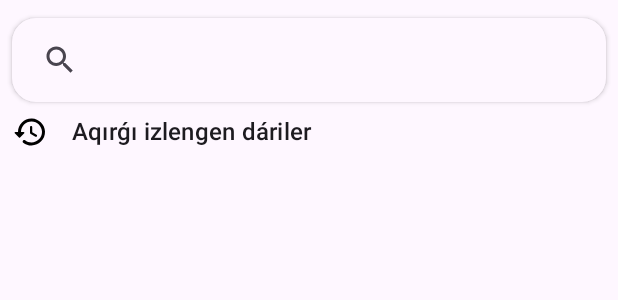
After one commit to theberdakh/Pharmacy, an Android app: the layout fragment_search.xml on its own in the app's theme, with its tools: preview values and no code run, on a phone screen of 412 x 824 dp. The commit adds this screen. Shown: the top 300 px of the screen. Run offline under Robolectric (Android 15) with nearby library versions, the phone set to English and light mode, and no system bars.

Commit message:
add search

```diff
--- a/app/src/main/java/com/theberdakh/pharmacy/data/JsonHelper.kt
+++ b/app/src/main/java/com/theberdakh/pharmacy/data/util/JsonHelper.kt
@@ -1,7 +1,8 @@
-package com.theberdakh.pharmacy.data
+package com.theberdakh.pharmacy.data.util
 
 import android.content.Context
 import com.google.gson.GsonBuilder
+import com.theberdakh.pharmacy.data.Medicine
 
 
 fun Context.jsonToString(name: String) = this.assets.open(name).bufferedReader().use { it.readText() }
--- a/app/src/main/java/com/theberdakh/pharmacy/home/MedicineAdapter.kt
+++ b/app/src/main/java/com/theberdakh/pharmacy/home/presentation/MedicineAdapter.kt
@@ -1,4 +1,4 @@
-package com.theberdakh.pharmacy.home
+package com.theberdakh.pharmacy.home.presentation
 
 import android.view.LayoutInflater
 import android.view.ViewGroup
--- a/app/src/main/java/com/theberdakh/pharmacy/home/PharmacyAdapter.kt
+++ b/app/src/main/java/com/theberdakh/pharmacy/home/presentation/PharmacyAdapter.kt
@@ -1,4 +1,4 @@
-package com.theberdakh.pharmacy.home
+package com.theberdakh.pharmacy.home.presentation
 
 import android.view.LayoutInflater
 import android.view.ViewGroup
@@ -10,7 +10,9 @@ import com.theberdakh.pharmacy.databinding.ItemPharmacyCompanyBinding
 
 
 
-class PharmacyAdapter(val onClick: (Pharmacy) -> Unit): ListAdapter<Pharmacy, PharmacyAdapter.PharmacyViewHolder>(PharmacyDiffUtil()) {
+class PharmacyAdapter(val onClick: (Pharmacy) -> Unit): ListAdapter<Pharmacy, PharmacyAdapter.PharmacyViewHolder>(
+    PharmacyDiffUtil()
+) {
 
 
 
--- a/app/src/main/java/com/theberdakh/pharmacy/main/MainActivity.kt
+++ b/app/src/main/java/com/theberdakh/pharmacy/main/MainActivity.kt
@@ -6,8 +6,6 @@ import androidx.appcompat.app.AppCompatActivity
 import androidx.core.view.ViewCompat
 import androidx.core.view.WindowInsetsCompat
 import com.theberdakh.pharmacy.R
-import com.theberdakh.pharmacy.data.convertJsonString
-import com.theberdakh.pharmacy.data.jsonToString
 import com.theberdakh.pharmacy.databinding.ActivityMainBinding
 
 class MainActivity : AppCompatActivity() {
--- /dev/null
+++ b/app/src/main/res/drawable/round_history_24.xml
@@ -0,0 +1,5 @@
+<vector xmlns:android="http://schemas.android.com/apk/res/android" android:height="24dp" android:tint="#000000" android:viewportHeight="24" android:viewportWidth="24" android:width="24dp">
+
+    <path android:fillColor="@android:color/white" android:pathData="M13.26,3C8.17,2.86 4,6.95 4,12L2.21,12c-0.45,0 -0.67,0.54 -0.35,0.85l2.79,2.8c0.2,0.2 0.51,0.2 0.71,0l2.79,-2.8c0.31,-0.31 0.09,-0.85 -0.36,-0.85L6,12c0,-3.9 3.18,-7.05 7.1,-7 3.72,0.05 6.85,3.18 6.9,6.9 0.05,3.91 -3.1,7.1 -7,7.1 -1.61,0 -3.1,-0.55 -4.28,-1.48 -0.4,-0.31 -0.96,-0.28 -1.32,0.08 -0.42,0.42 -0.39,1.13 0.08,1.49C9,20.29 10.91,21 13,21c5.05,0 9.14,-4.17 9,-9.26 -0.13,-4.69 -4.05,-8.61 -8.74,-8.74zM12.75,8c-0.41,0 -0.75,0.34 -0.75,0.75v3.68c0,0.35 0.19,0.68 0.49,0.86l3.12,1.85c0.36,0.21 0.82,0.09 1.03,-0.26 0.21,-0.36 0.09,-0.82 -0.26,-1.03l-2.88,-1.71v-3.4c0,-0.4 -0.34,-0.74 -0.75,-0.74z"/>
+
+</vector>
--- a/app/src/main/res/layout/fragment_main.xml
+++ b/app/src/main/res/layout/fragment_main.xml
@@ -16,6 +16,7 @@
 
 
    <com.google.android.material.bottomnavigation.BottomNavigationView
+       android:id="@+id/bottom_nav"
        android:layout_width="match_parent"
        android:layout_height="wrap_content"
        android:layout_gravity="bottom"
--- /dev/null
+++ b/app/src/main/res/layout/fragment_search.xml
@@ -0,0 +1,52 @@
+<?xml version="1.0" encoding="utf-8"?>
+<androidx.core.widget.NestedScrollView xmlns:android="http://schemas.android.com/apk/res/android"
+    android:layout_width="match_parent"
+    android:layout_height="match_parent"
+    xmlns:app="http://schemas.android.com/apk/res-auto">
+
+    <LinearLayout
+        android:layout_width="match_parent"
+        android:layout_height="match_parent"
+        android:orientation="vertical">
+
+
+        <LinearLayout
+            android:layout_width="match_parent"
+            android:layout_height="wrap_content"
+            android:layout_marginHorizontal="8dp"
+            android:layout_marginTop="12dp"
+            android:elevation="2dp"
+            android:background="@drawable/shape_corner">
+
+            <SearchView
+                android:layout_width="match_parent"
+                android:iconifiedByDefault="false"
+                android:queryBackground="@null"
+                android:layout_height="56dp"/>
+
+        </LinearLayout>
+
+
+
+
+        <TextView
+            android:layout_width="match_parent"
+            android:layout_height="wrap_content"
+            android:padding="8dp"
+            android:textAppearance="?textAppearanceTitleMedium"
+            android:text="Aqırǵı izlengen dáriler"
+            android:drawablePadding="16dp"
+            app:drawableStartCompat="@drawable/round_history_24" />
+
+
+        <androidx.recyclerview.widget.RecyclerView
+            android:id="@+id/recycler_search"
+            android:layout_width="match_parent"
+            android:layout_height="wrap_content"
+            app:layoutManager="androidx.recyclerview.widget.LinearLayoutManager"/>
+
+
+
+    </LinearLayout>
+
+</androidx.core.widget.NestedScrollView>
```
Also changed, not shown: app/src/main/java/com/theberdakh/pharmacy/data/MedicineRepository.kt (added, +26 -0 lines), app/src/main/java/com/theberdakh/pharmacy/data/Pharmacy.kt (+0 -21 lines), app/src/main/java/com/theberdakh/pharmacy/home/HomeFragment.kt (+5 -8 lines), app/src/main/java/com/theberdakh/pharmacy/main/MainFragment.kt (+14 -0 lines), app/src/main/java/com/theberdakh/pharmacy/search/SearchFragment.kt (added, +41 -0 lines), app/src/main/res/layout/fragment_home.xml (+5 -4 lines), app/src/main/res/layout/item_medicine.xml (+10 -0 lines).
